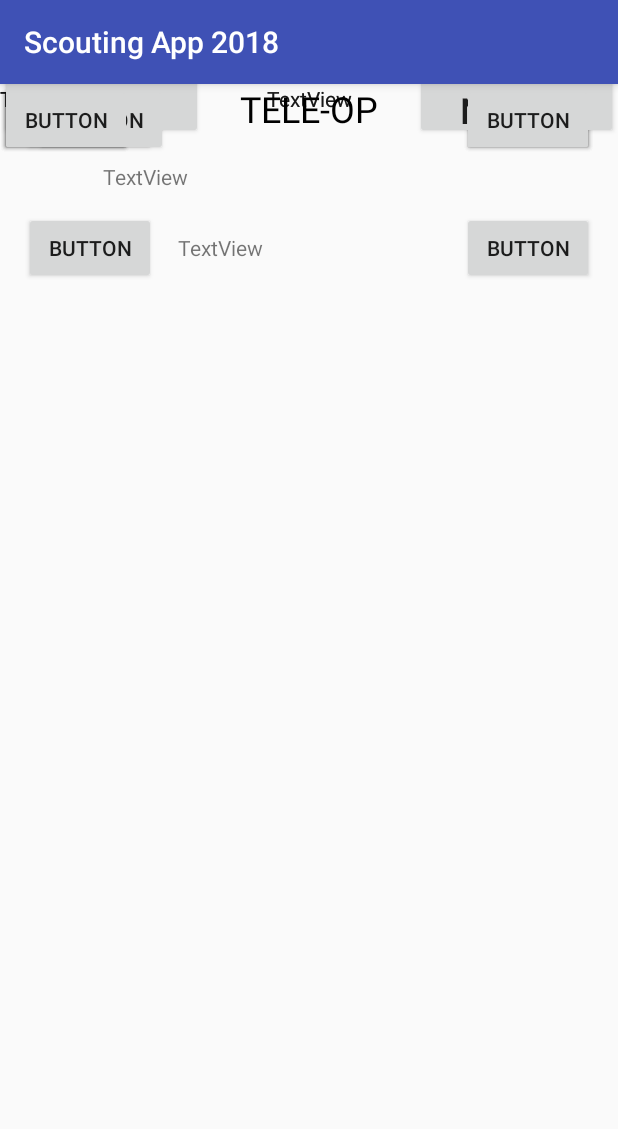
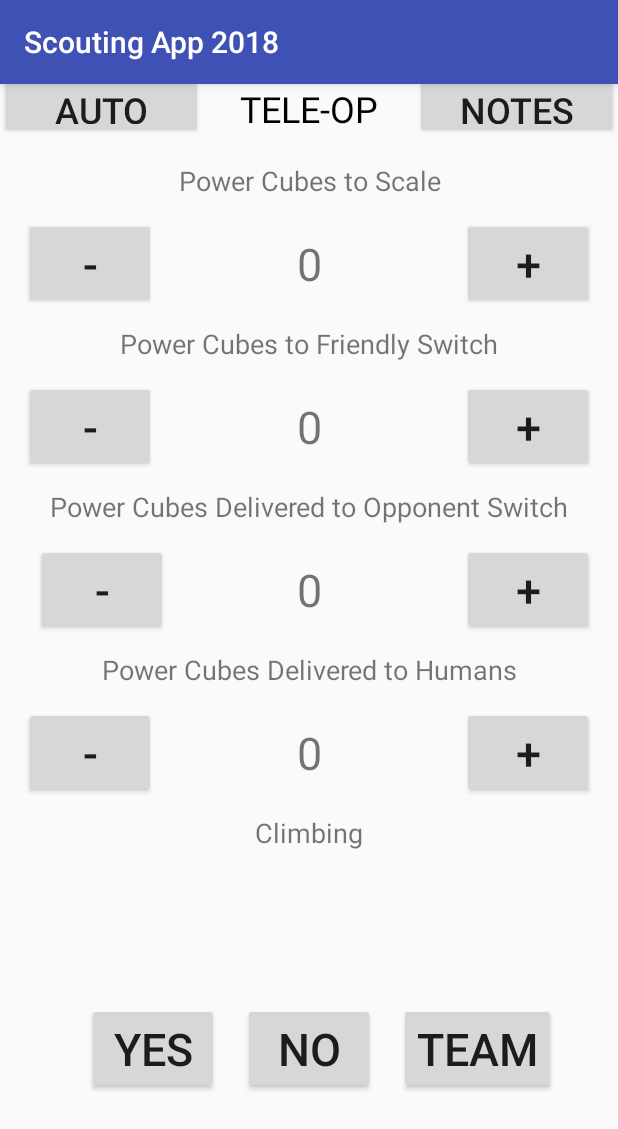
Before and after one commit to SouthCoastCorsairs/2018ScoutingApp, an Android app: the Tele screen opened directly, with no data from a screen before it, on a phone screen of 412 x 824 dp. Shown: the top 1129 px of the screen. Run offline under Robolectric (Android 15) with nearby library versions, the phone set to English and light mode, and no system bars.

Commit message:
Variable work. Crashing issue appeared

```diff
--- a/app/src/main/res/layout/activity_tele.xml
+++ b/app/src/main/res/layout/activity_tele.xml
@@ -44,177 +44,224 @@
         app:layout_constraintTop_toTopOf="parent" />
 
     <Button
-        android:id="@+id/button"
+        android:id="@+id/scale_tele_down"
         android:layout_width="wrap_content"
         android:layout_height="wrap_content"
         android:layout_marginStart="16dp"
-        android:text="Button"
-        app:layout_constraintBaseline_toBaselineOf="@+id/textView"
+        android:text="@string/decrease_value"
+        android:textSize="30sp"
+        app:layout_constraintBaseline_toBaselineOf="@+id/scale_tele_entry"
         app:layout_constraintStart_toStartOf="parent" />
 
     <Button
-        android:id="@+id/button2"
+        android:id="@+id/scale_tele_up"
         android:layout_width="wrap_content"
         android:layout_height="wrap_content"
         android:layout_marginRight="16dp"
-        android:text="Button"
-        app:layout_constraintBaseline_toBaselineOf="@+id/textView"
-        app:layout_constraintRight_toRightOf="parent" />
+        android:text="@string/increase_value"
+        android:textSize="30sp"
+        app:layout_constraintBaseline_toBaselineOf="@+id/scale_tele_entry"
+        app:layout_constraintRight_toRightOf="parent" android:layout_marginEnd="16dp" />
 
     <Button
-        android:id="@+id/button3"
+        android:id="@+id/switch_tele_down"
         android:layout_width="wrap_content"
         android:layout_height="wrap_content"
         android:layout_marginStart="16dp"
-        android:text="Button"
-        app:layout_constraintStart_toStartOf="parent"
-        tools:layout_editor_absoluteY="155dp" />
+        android:text="@string/decrease_value"
+        android:textSize="30sp"
+        app:layout_constraintBaseline_toBaselineOf="@+id/switch_auto_entry"
+        app:layout_constraintStart_toStartOf="parent" />
 
     <Button
-        android:id="@+id/button4"
+        android:id="@+id/switch_opp_down"
         android:layout_width="wrap_content"
         android:layout_height="wrap_content"
         android:layout_marginLeft="24dp"
-        android:text="Button"
-        app:layout_constraintLeft_toLeftOf="parent"
-        tools:layout_editor_absoluteY="251dp" />
+        android:text="@string/decrease_value"
+        android:textSize="30sp"
+        app:layout_constraintBaseline_toBaselineOf="@+id/switch_opp_entry"
+        app:layout_constraintLeft_toLeftOf="parent" android:layout_marginStart="24dp"/>
 
     <Button
-        android:id="@+id/button5"
+        android:id="@+id/deliver_tele_down"
         android:layout_width="wrap_content"
         android:layout_height="wrap_content"
-        android:text="Button"
-        tools:layout_editor_absoluteX="25dp"
-        tools:layout_editor_absoluteY="320dp" />
+        android:layout_marginLeft="16dp"
+        android:text="@string/decrease_value"
+        android:textSize="30sp"
+        app:layout_constraintBaseline_toBaselineOf="@+id/deliver_tele_entry"
+        app:layout_constraintLeft_toLeftOf="parent" android:layout_marginStart="16dp"/>
 
     <Button
-        android:id="@+id/button7"
+        android:id="@+id/switch_tele_up"
         android:layout_width="wrap_content"
         android:layout_height="wrap_content"
         android:layout_marginRight="16dp"
-        android:text="Button"
-        app:layout_constraintRight_toRightOf="parent"
-        tools:layout_editor_absoluteY="155dp" />
+        android:text="@string/increase_value"
+        android:textSize="30sp"
+        app:layout_constraintBaseline_toBaselineOf="@+id/switch_auto_entry"
+        app:layout_constraintRight_toRightOf="parent" android:layout_marginEnd="16dp"/>
 
     <Button
-        android:id="@+id/button8"
+        android:id="@+id/switch_opp_up"
         android:layout_width="wrap_content"
         android:layout_height="wrap_content"
         android:layout_marginRight="16dp"
-        android:text="Button"
-        app:layout_constraintRight_toRightOf="parent"
-        tools:layout_editor_absoluteY="251dp" />
+        android:text="@string/increase_value"
+        android:textSize="30sp"
+        app:layout_constraintBaseline_toBaselineOf="@+id/switch_opp_entry"
+        app:layout_constraintRight_toRightOf="parent" android:layout_marginEnd="16dp"/>
 
     <Button
-        android:id="@+id/button11"
+        android:id="@+id/can_not_climb"
         android:layout_width="wrap_content"
         android:layout_height="wrap_content"
-        android:text="Button"
-        tools:layout_editor_absoluteX="105dp"
-        tools:layout_editor_absoluteY="519dp" />
+        android:layout_marginBottom="16dp"
+        android:layout_marginTop="16dp"
+        android:text="@string/can_not_climb"
+        android:textSize="30sp"
+        app:layout_constraintBottom_toBottomOf="parent"
+        app:layout_constraintLeft_toLeftOf="parent"
+        app:layout_constraintRight_toRightOf="parent"
+        app:layout_constraintTop_toBottomOf="@+id/climbing" />
 
     <Button
-        android:id="@+id/button12"
+        android:id="@+id/team_climb"
         android:layout_width="wrap_content"
         android:layout_height="wrap_content"
-        android:text="Button"
-        tools:layout_editor_absoluteX="254dp"
-        tools:layout_editor_absoluteY="505dp" />
+        android:layout_marginStart="16dp"
+        android:text="@string/team_climb"
+        android:textSize="30sp"
+        app:layout_constraintBaseline_toBaselineOf="@+id/can_not_climb"
+        app:layout_constraintStart_toEndOf="@+id/can_not_climb" />
 
     <Button
-        android:id="@+id/button13"
+        android:id="@+id/can_climb"
         android:layout_width="wrap_content"
         android:layout_height="wrap_content"
-        android:text="Button"
-        tools:layout_editor_absoluteX="32dp"
-        tools:layout_editor_absoluteY="473dp" />
+        android:layout_marginEnd="16dp"
+        android:text="@string/can_climb"
+        android:textSize="30sp"
+        app:layout_constraintBaseline_toBaselineOf="@+id/can_not_climb"
+        app:layout_constraintEnd_toStartOf="@+id/can_not_climb" />
 
     <TextView
-        android:id="@+id/textView"
+        android:id="@+id/scale_tele_entry"
         android:layout_width="175dp"
         android:layout_height="45dp"
         android:layout_marginTop="16dp"
-        android:text="TextView"
+        android:text="@string/scale_tele"
+        android:textAlignment="center"
+        android:textSize="30sp"
         app:layout_constraintLeft_toLeftOf="parent"
         app:layout_constraintRight_toRightOf="parent"
-        app:layout_constraintTop_toBottomOf="@+id/textView7" />
+        app:layout_constraintTop_toBottomOf="@+id/scale_tele" />
 
     <TextView
-        android:id="@+id/textView2"
-        android:layout_width="wrap_content"
-        android:layout_height="wrap_content"
-        android:text="TextView"
-        tools:layout_editor_absoluteX="193dp"
-        tools:layout_editor_absoluteY="174dp" />
-
-    <TextView
-        android:id="@+id/textView3"
-        android:layout_width="wrap_content"
-        android:layout_height="wrap_content"
-        android:text="TextView"
-        app:layout_constraintLeft_toLeftOf="parent"
-        app:layout_constraintRight_toRightOf="parent"
-        tools:layout_editor_absoluteY="251dp" />
-
-    <TextView
-        android:id="@+id/textView4"
-        android:layout_width="wrap_content"
-        android:layout_height="wrap_content"
-        android:text="TextView"
-        tools:layout_editor_absoluteX="193dp"
-        tools:layout_editor_absoluteY="349dp" />
-
-    <TextView
-        android:id="@+id/textView6"
-        android:layout_width="wrap_content"
-        android:layout_height="wrap_content"
-        android:text="TextView"
-        tools:layout_editor_absoluteX="158dp"
-        tools:layout_editor_absoluteY="473dp" />
-
-    <TextView
-        android:id="@+id/textView7"
+        android:id="@+id/switch_auto"
         android:layout_width="275dp"
         android:layout_height="31dp"
         android:layout_marginTop="16dp"
-        android:text="TextView"
+        android:text="@string/switch_cubes"
+        android:textAlignment="center"
+        android:textSize="18sp"
+        app:layout_constraintLeft_toLeftOf="parent"
+        app:layout_constraintRight_toRightOf="parent"
+        app:layout_constraintTop_toBottomOf="@+id/scale_tele_entry" />
+
+    <TextView
+        android:id="@+id/switch_opp"
+        android:layout_width="350dp"
+        android:layout_height="31dp"
+        android:layout_marginTop="16dp"
+        android:text="@string/opp_switch_cubes"
+        android:textAlignment="center"
+        android:textSize="18sp"
+        app:layout_constraintLeft_toLeftOf="parent"
+        app:layout_constraintRight_toRightOf="parent"
+        app:layout_constraintTop_toBottomOf="@+id/switch_auto_entry" />
+
+    <TextView
+        android:id="@+id/deliver_tele"
+        android:layout_width="300dp"
+        android:layout_height="31dp"
+        android:layout_marginTop="16dp"
+        android:text="@string/deliver_cubes"
+        android:textAlignment="center"
+        android:textSize="18sp"
+        app:layout_constraintLeft_toLeftOf="parent"
+        app:layout_constraintRight_toRightOf="parent"
+        app:layout_constraintTop_toBottomOf="@+id/switch_opp_entry" />
+
+    <TextView
+        android:id="@+id/climbing"
+        android:layout_width="275dp"
+        android:layout_height="31dp"
+        android:layout_marginTop="16dp"
+        android:text="@string/climb"
+        android:textAlignment="center"
+        android:textSize="18sp"
+        app:layout_constraintLeft_toLeftOf="parent"
+        app:layout_constraintRight_toRightOf="parent"
+        app:layout_constraintTop_toBottomOf="@+id/deliver_tele_entry" />
+
+    <TextView
+        android:id="@+id/scale_tele"
+        android:layout_width="275dp"
+        android:layout_height="31dp"
+        android:layout_marginTop="16dp"
+        android:text="@string/scale_cubes"
+        android:textAlignment="center"
+        android:textSize="18sp"
         app:layout_constraintLeft_toLeftOf="parent"
         app:layout_constraintRight_toRightOf="parent"
         app:layout_constraintTop_toBottomOf="@+id/notes_tele" />
 
     <TextView
-        android:id="@+id/textView8"
-        android:layout_width="wrap_content"
-        android:layout_height="61dp"
-        android:text="TextView"
+        android:id="@+id/deliver_tele_entry"
+        android:layout_width="175dp"
+        android:layout_height="45dp"
+        android:layout_marginTop="16dp"
+        android:text="@string/delivered_tele"
+        android:textAlignment="center"
+        android:textSize="30sp"
         app:layout_constraintLeft_toLeftOf="parent"
         app:layout_constraintRight_toRightOf="parent"
-        tools:layout_editor_absoluteY="395dp" />
+        app:layout_constraintTop_toBottomOf="@+id/deliver_tele" />
 
     <TextView
-        android:id="@+id/textView9"
+        android:id="@+id/switch_auto_entry"
+        android:layout_width="175dp"
+        android:layout_height="45dp"
+        android:layout_marginTop="16dp"
+        android:text="@string/switch_tele"
+        android:textAlignment="center"
+        android:textSize="30sp"
+        app:layout_constraintLeft_toLeftOf="parent"
+        app:layout_constraintRight_toRightOf="parent"
+        app:layout_constraintTop_toBottomOf="@+id/switch_auto" />
+
+    <TextView
+        android:id="@+id/switch_opp_entry"
+        android:layout_width="175dp"
+        android:layout_height="45dp"
+        android:layout_marginTop="16dp"
+        android:text="@string/opp_switch"
+        android:textAlignment="center"
+        android:textSize="30sp"
+        app:layout_constraintLeft_toLeftOf="parent"
+        app:layout_constraintRight_toRightOf="parent"
+        app:layout_constraintTop_toBottomOf="@+id/switch_opp" />
+
+    <Button
+        android:id="@+id/deliver_tele_up"
         android:layout_width="wrap_content"
         android:layout_height="wrap_content"
-        android:text="TextView"
-        app:layout_constraintLeft_toLeftOf="parent"
-        app:layout_constraintRight_toRightOf="parent"
-        tools:layout_editor_absoluteY="220dp" />
-
-    <TextView
-        android:id="@+id/textView10"
-        android:layout_width="wrap_content"
-        android:layout_height="wrap_content"
-        android:text="TextView"
-        tools:layout_editor_absoluteX="193dp"
-        tools:layout_editor_absoluteY="301dp" />
-
-    <Button
-        android:id="@+id/button14"
-        android:layout_width="wrap_content"
-        android:layout_height="wrap_content"
-        android:layout_marginRight="16dp"
-        android:text="Button"
-        app:layout_constraintRight_toRightOf="parent"
-        tools:layout_editor_absoluteY="336dp" />
+        android:layout_marginEnd="16dp"
+        android:text="@string/increase_value"
+        android:textSize="30sp"
+        app:layout_constraintBaseline_toBaselineOf="@+id/deliver_tele_entry"
+        app:layout_constraintEnd_toEndOf="parent" />
 
 </android.support.constraint.ConstraintLayout>
--- a/app/src/main/res/values/strings.xml
+++ b/app/src/main/res/values/strings.xml
@@ -16,10 +16,21 @@
     <string name="notes">NOTES</string>
     <string name="scale_cubes">Power Cubes to Scale</string>
     <string name="switch_cubes">Power Cubes to Friendly Switch</string>
-    <string name="deliver_cubes">Cubes Delivered to Humans</string>
+    <string name="deliver_cubes">Power Cubes Delivered to Humans</string>
     <string name="switch_auto">0</string>
     <string name="delivered_auto">0</string>
     <string name="baseline">Baseline Crossed</string>
     <string name="crossed_baseline">Yes</string>
     <string name="stayed_still">No</string>
+    <string name="scale_tele">0</string>
+    <string name="switch_tele">0</string>
+    <string name="opp_switch">0</string>
+    <string name="opp_switch_cubes">Power Cubes Delivered to Opponent Switch</string>
+    <string name="delivered_tele">0</string>
+    <string name="climb">Climbing</string>
+    <string name="can_climb">Yes</string>
+    <string name="can_not_climb">No</string>
+    <string name="team_climb">Team</string>
+    <string name="note_input">Notes</string>
+    <string name="submit">Submit</string>
 </resources>
```
Also changed, not shown: app/src/main/java/com/example/guestaccount/scoutingapp2018/Autonomous.java (+81 -1 lines), app/src/main/java/com/example/guestaccount/scoutingapp2018/DisplayMessageActivity.java (deleted, +0 -23 lines), app/src/main/java/com/example/guestaccount/scoutingapp2018/MainActivity.java (+3 -4 lines), app/src/main/java/com/example/guestaccount/scoutingapp2018/Notes.java (added, +27 -0 lines), app/src/main/res/layout/activity_autonomous.xml (+68 -74 lines), app/src/main/res/layout/activity_main.xml (+16 -16 lines), app/src/main/res/layout/activity_notes.xml (+34 -0 lines).
